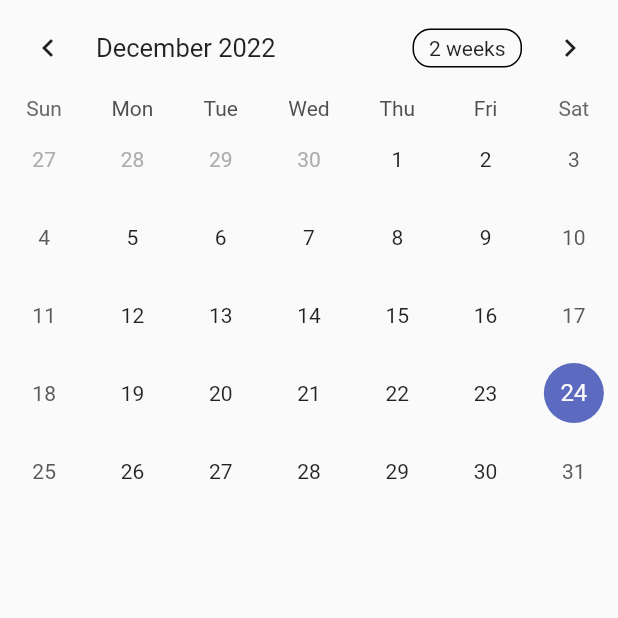
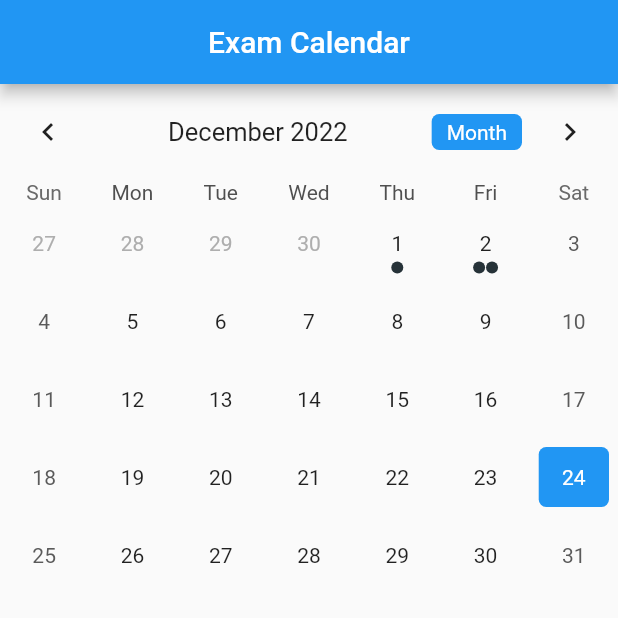
Before and after one commit to andrej286/Mis_Flutter_App, a Flutter app: the CustomTableCalender screen opened directly, on a phone screen of 412 x 824 dp, the top half of it. Run offline on Flutter 3.47's test engine with Material 2 defaults, Android fonts, the phone set to English and light mode, and no system bars; drawn by our look-alikes of table_calendar; our stand-ins replace date_field, flutter_local_notifications, nanoid.

Commit message:
Calender events * Implemented event in to the calendar * Changed the table calender version

```diff
--- a/lib/widget/table_calender.dart
+++ b/lib/widget/table_calender.dart
@@ -1,47 +1,128 @@
+import 'package:flutter/cupertino.dart';
+import 'package:flutter/material.dart';
+import 'package:table_calendar/table_calendar.dart';
 
-import 'package:flutter/cupertino.dart';
-import 'package:table_calendar/table_calendar.dart';
+import '../model/exam_list_item.dart';
 
 class CustomTableCalender extends StatefulWidget {
 
   const CustomTableCalender({super.key});
+
+  // TODO: conect and map the list of ExamListItem in the main page to a map of lists or load it from the db again
 
   @override
   State<StatefulWidget> createState() => _CustomTableCalenderState();
 }
 
 class _CustomTableCalenderState extends State<CustomTableCalender> {
+  Map<DateTime, List<ExamListItem>> selectedEvents = {
+    DateTime(2022, 12, 1): [ExamListItem(id: '3', nameOfSubject: 'test1', dateTime: DateTime(2022, 12, 1))],
+    DateTime(2022, 12, 2): [ExamListItem(id: '4', nameOfSubject: 'test2', dateTime: DateTime(2022, 12, 2))]
+  };
 
-  CalendarFormat _calendarFormat = CalendarFormat.month;
-  DateTime _selectedDay = DateTime.now();
-  DateTime _focusedDay = DateTime.now();
+  CalendarFormat format = CalendarFormat.month;
 
+  DateTime selectedDay = DateTime.now();
+  DateTime focusedDay = DateTime.now();
+
+  @override
+  void initState() {
+    selectedEvents = {
+      DateTime(2022, 12, 1): [ExamListItem(id: '3', nameOfSubject: 'test1', dateTime: DateTime(2022, 12, 1))],
+      DateTime(2022, 12, 2): [ExamListItem(id: '4', nameOfSubject: 'test2', dateTime: DateTime(2022, 12, 2)),ExamListItem(id: '4', nameOfSubject: 'test3', dateTime: DateTime(2022, 12, 2))]
+    };
+
+    super.initState();
+  }
+
+  List<ExamListItem> _getEventsfromDay(DateTime date) {
+    var temp = date;
+    var d1 = DateTime(temp.year,temp.month,temp.day);
+
+    return selectedEvents[d1] ?? [];
+  }
 
   @override
   Widget build(BuildContext context) {
-
-    return TableCalendar(
-      firstDay: DateTime.utc(2010, 10, 16),
-      lastDay: DateTime.utc(2030, 3, 14),
-      focusedDay: DateTime.now(),
-      selectedDayPredicate: (day) {
-        return isSameDay(_selectedDay, day);
-      },
-      onDaySelected: (selectedDay, focusedDay) {
+    return Scaffold(
+      appBar: AppBar(
+        title: Text("Exam Calendar"),
+        centerTitle: true,
+      ),
+      body: Column(
+        children: [
+          TableCalendar(
+            focusedDay: selectedDay,
+            firstDay: DateTime(1990),
+            lastDay: DateTime(2050),
+            calendarFormat: format,
+            onFormatChanged: (CalendarFormat _format) {
               setState(() {
-          _selectedDay = selectedDay;
-          _focusedDay = focusedDay; // update `_focusedDay` here as well
+                format = _format;
               });
             },
-      calendarFormat: _calendarFormat,
-      onFormatChanged: (format) {
+            startingDayOfWeek: StartingDayOfWeek.sunday,
+            daysOfWeekVisible: true,
+
+            //Day Changed
+            onDaySelected: (DateTime selectDay, DateTime focusDay) {
               setState(() {
-          _calendarFormat = format;
+                selectedDay = selectDay;
+                focusedDay = focusDay;
               });
+              print(focusedDay);
             },
-      onPageChanged: (focusedDay) {
-        _focusedDay = focusedDay;
+            selectedDayPredicate: (DateTime date) {
+              return isSameDay(selectedDay, date);
             },
+
+            eventLoader: _getEventsfromDay,
+
+            //To style the Calendar
+            calendarStyle: CalendarStyle(
+              isTodayHighlighted: true,
+              selectedDecoration: BoxDecoration(
+                color: Colors.blue,
+                shape: BoxShape.rectangle,
+                borderRadius: BorderRadius.circular(5.0),
+              ),
+              selectedTextStyle: TextStyle(color: Colors.white),
+              todayDecoration: BoxDecoration(
+                color: Colors.purpleAccent,
+                shape: BoxShape.rectangle,
+                borderRadius: BorderRadius.circular(5.0),
+              ),
+              defaultDecoration: BoxDecoration(
+                shape: BoxShape.rectangle,
+                borderRadius: BorderRadius.circular(5.0),
+              ),
+              weekendDecoration: BoxDecoration(
+                shape: BoxShape.rectangle,
+                borderRadius: BorderRadius.circular(5.0),
+              ),
+            ),
+            headerStyle: HeaderStyle(
+              formatButtonVisible: true,
+              titleCentered: true,
+              formatButtonShowsNext: false,
+              formatButtonDecoration: BoxDecoration(
+                color: Colors.blue,
+                borderRadius: BorderRadius.circular(5.0),
+              ),
+              formatButtonTextStyle: TextStyle(
+                color: Colors.white,
+              ),
+            ),
+          ),
+          ..._getEventsfromDay(selectedDay).map(
+                (ExamListItem exam) => ListTile(
+              title: Text(
+                exam.nameOfSubject,
+              ),
+            ),
+          ),
+        ],
+      ),
     );
   }
 }
--- a/pubspec.yaml
+++ b/pubspec.yaml
@@ -29,7 +29,7 @@ environment:
 # the latest version available on pub.dev. To see which dependencies have newer
 # versions available, run `flutter pub outdated`.
 dependencies:
-  table_calendar: ^3.0.8
+  table_calendar: ^3.0.0
   date_field: ^3.0.0
   nanoid:
   flutter:
```
Lines whose indentation alone changed are shown as unchanged.
